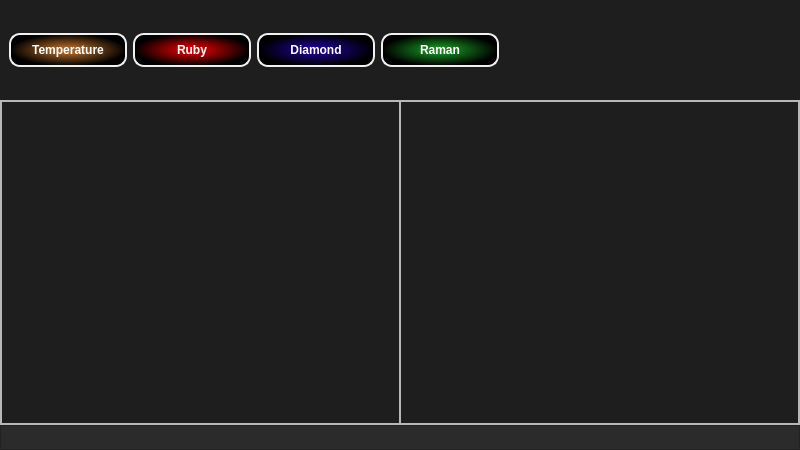
This is T-Rax/UIFiles/T_Rax_MainWindow.ui in CPrescher/T-rax as Qt 5 draws it before an edit. The edited form follows.
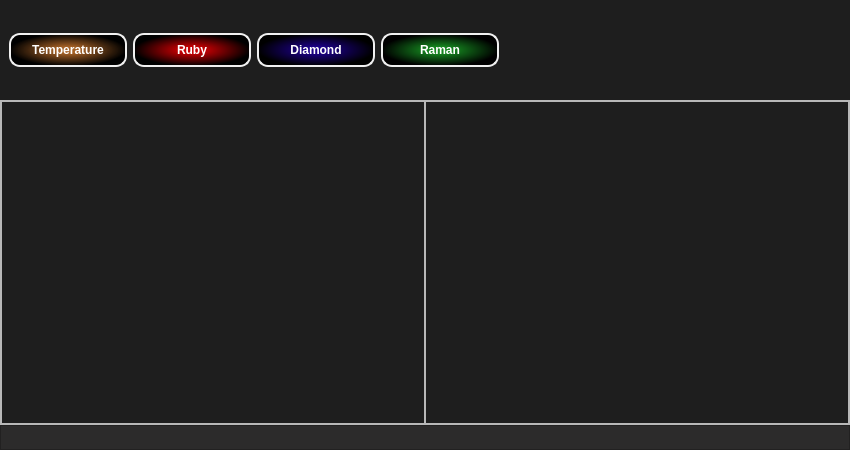
This is the edited form.

```diff
--- a/T-Rax/UIFiles/T_Rax_MainWindow.ui
+++ b/T-Rax/UIFiles/T_Rax_MainWindow.ui
@@ -6,7 +6,7 @@
    <rect>
     <x>0</x>
     <y>0</y>
-    <width>800</width>
+    <width>850</width>
     <height>450</height>
    </rect>
   </property>
@@ -18,7 +18,7 @@
   </property>
   <property name="minimumSize">
    <size>
-    <width>800</width>
+    <width>850</width>
     <height>450</height>
    </size>
   </property>
```
